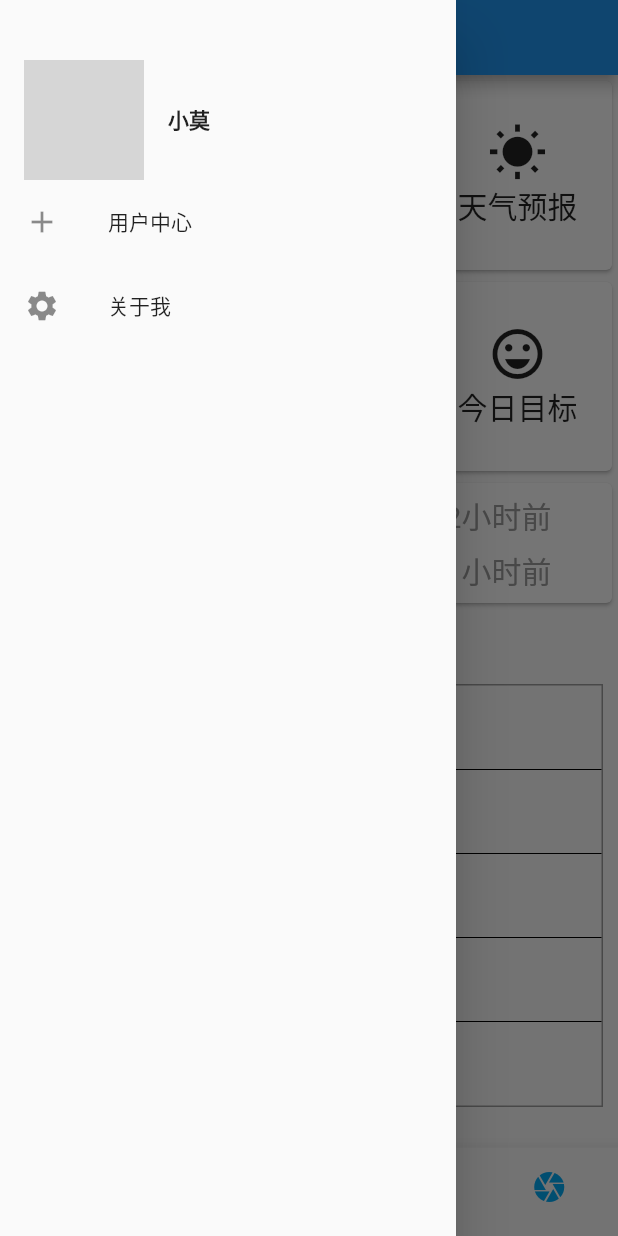
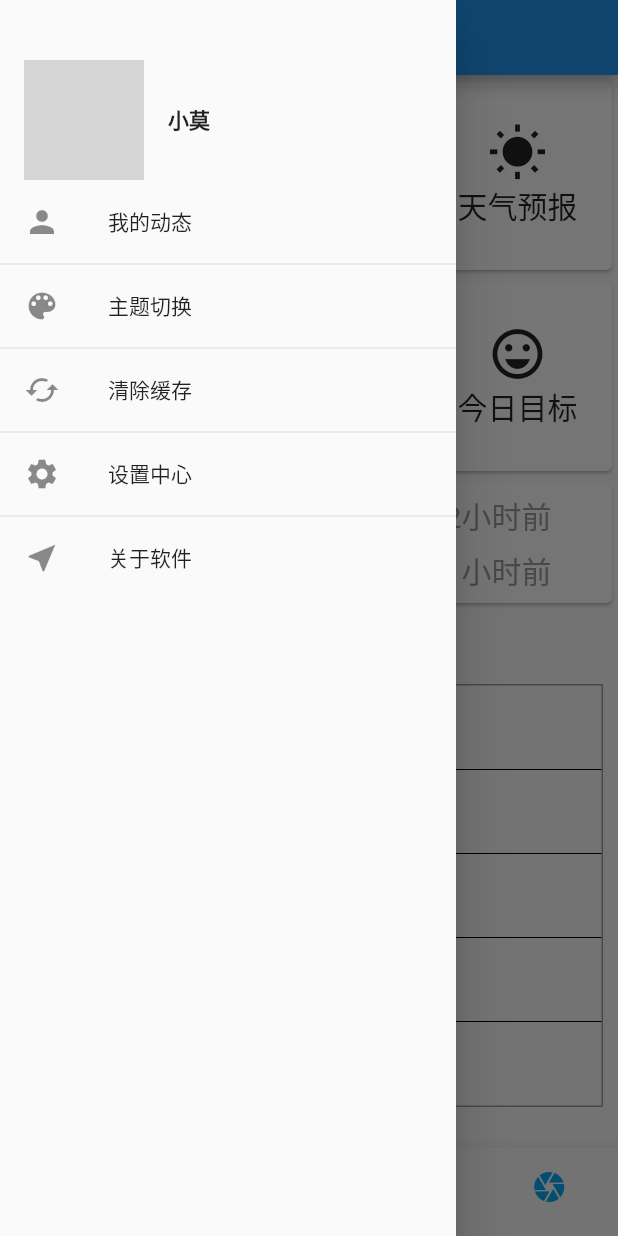
Before and after one commit to esirioneyibo/flutter_study_app, a Flutter app: the screen it shows after launch, with the side drawer open, on a phone screen of 412 x 824 dp. Run offline on Flutter 3.47's test engine with Material 2 defaults, Android fonts, the light colour scheme and no system bars; network calls fail; grey boxes are pictures that could not be loaded.

Commit message:
个人中心修改

```diff
--- a/lib/pages/mine.dart
+++ b/lib/pages/mine.dart
@@ -1,22 +1,34 @@
 import 'package:flutter/material.dart';
 
 class LeftNavigator extends StatelessWidget {
+  @override
+  Widget build(BuildContext context) {
     // 抽屉菜单
-  final  menuItems = ListView(
-    children: <Widget>[
+    var items = ListTile.divideTiles(context: context, tiles: <Widget>[
       ListTile(
-        leading: const Icon(Icons.add),
-        title: const Text('用户中心'),
+        leading: const Icon(Icons.person),
+        title: const Text('我的动态'),
+      ),
+      ListTile(
+        leading: const Icon(Icons.color_lens),
+        title: const Text('主题切换'),
+      ),
+      ListTile(
+        leading: const Icon(Icons.cached),
+        title: const Text('清除缓存'),
       ),
       ListTile(
         leading: const Icon(Icons.settings),
-        title: const Text('关于我'),
+        title: const Text('设置中心'),
+      ),
+      ListTile(
+        leading: const Icon(Icons.near_me),
+        title: const Text('关于软件'),
       )
-    ],
-  );
+    ]);
 
     // 个人信息
-  final info = Row(
+    var info = Row(
       children: <Widget>[
         Padding(
           padding: const EdgeInsets.symmetric(horizontal: 16),
@@ -34,8 +46,6 @@ class LeftNavigator extends StatelessWidget {
       ],
     );
 
-  @override
-  Widget build(BuildContext context) {
     return new Drawer(
       child: MediaQuery.removePadding(
           context: context,
@@ -48,7 +58,9 @@ class LeftNavigator extends StatelessWidget {
                 child: info,
               ),
               Expanded(
-                child: menuItems,
+                child: ListView(
+                  children: items.toList(),
+                ),
               )
             ],
           )),
```
Also changed, not shown: lib/pages/mine/login.dart (added, +16 -0 lines), lib/pages/mine/register.dart (added, +16 -0 lines). Lines whose indentation alone changed are shown as unchanged.
